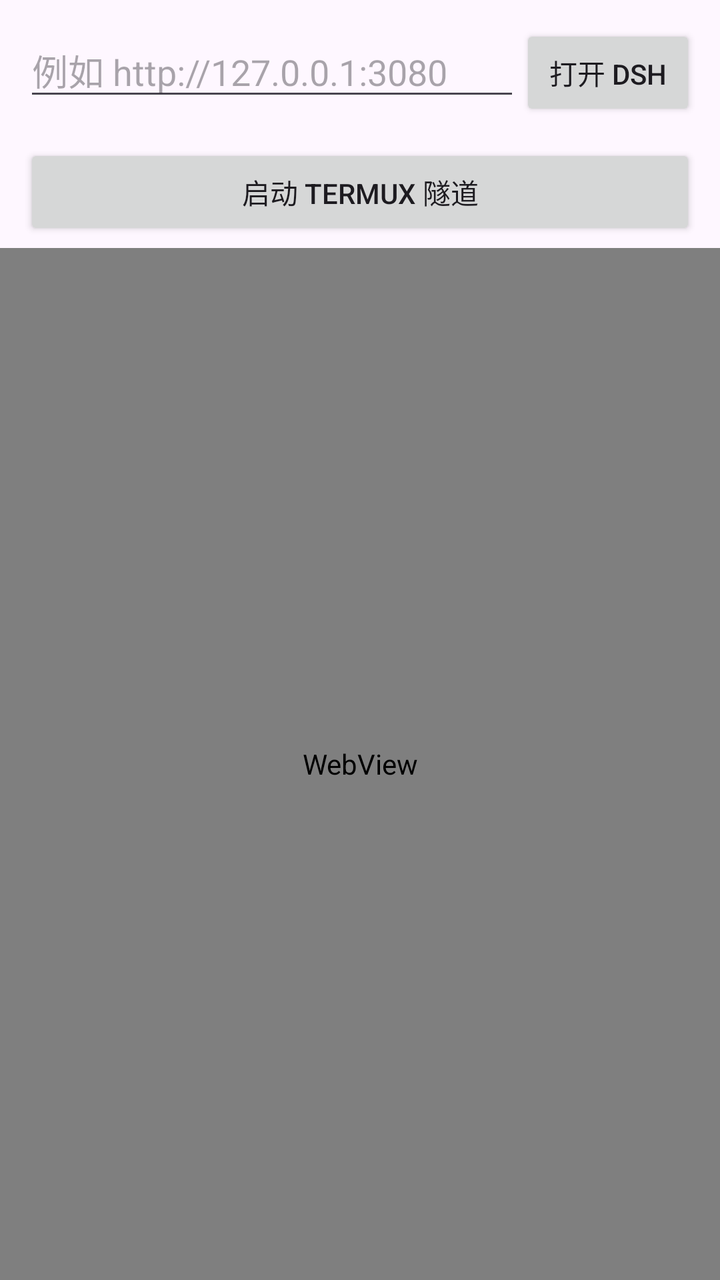
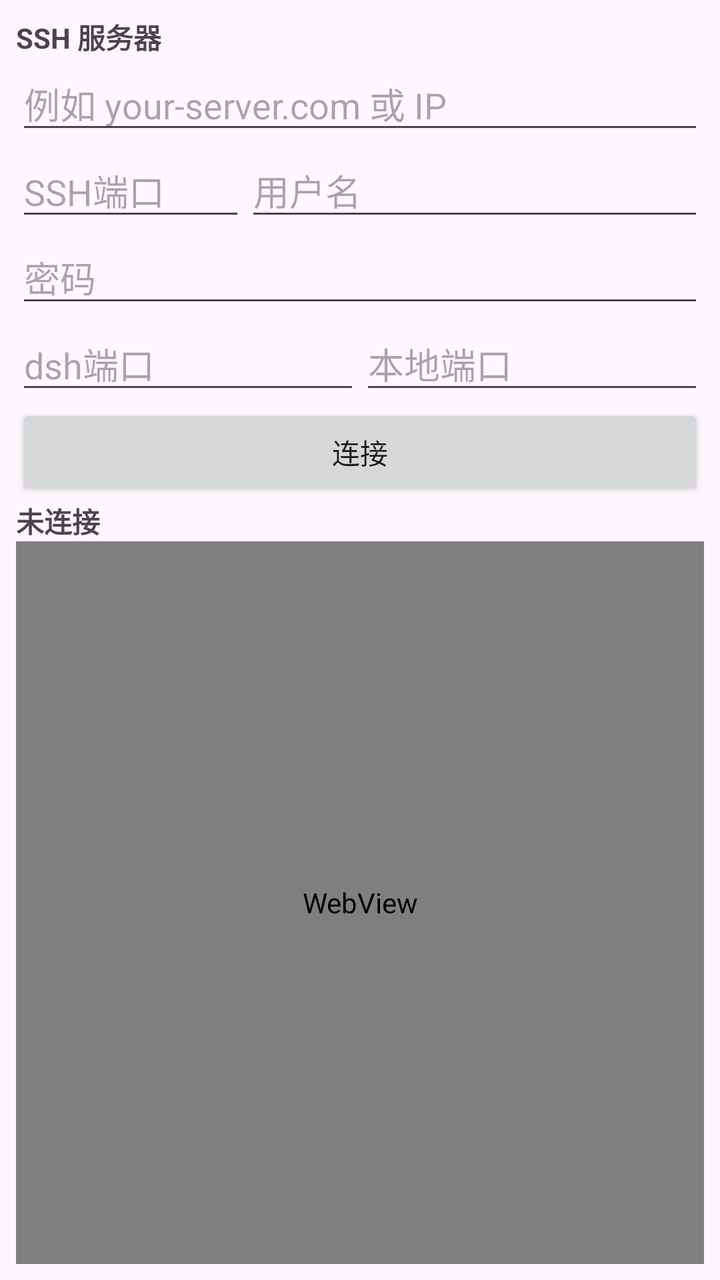

An Android layout rendered at two revisions. The XML below is the earlier revision; the diff shows what the commit changed to produce the second picture.
<!-- AndroidManifest.xml: application theme Theme.DshMobile -->
<!-- res/layout/activity_main.xml -->
<?xml version="1.0" encoding="utf-8"?>
<LinearLayout xmlns:android="http://schemas.android.com/apk/res/android"
    android:layout_width="match_parent"
    android:layout_height="match_parent"
    android:orientation="vertical">

    <LinearLayout
        android:layout_width="match_parent"
        android:layout_height="wrap_content"
        android:orientation="horizontal"
        android:padding="12dp">

        <EditText
            android:id="@+id/urlEditText"
            android:layout_width="0dp"
            android:layout_height="wrap_content"
            android:layout_weight="1"
            android:hint="@string/url_hint"
            android:inputType="textUri"
            android:importantForAutofill="no"
            android:autofillHints="" />

        <Button
            android:id="@+id/openButton"
            android:layout_width="wrap_content"
            android:layout_height="wrap_content"
            android:text="@string/open" />
    </LinearLayout>

    <Button
        android:id="@+id/termuxButton"
        android:layout_width="match_parent"
        android:layout_height="wrap_content"
        android:layout_marginHorizontal="12dp"
        android:layout_marginBottom="4dp"
        android:text="@string/start_termux_tunnel" />

    <WebView
        android:id="@+id/webView"
        android:layout_width="match_parent"
        android:layout_height="0dp"
        android:layout_weight="1" />

</LinearLayout>
<!-- resources referenced by this layout -->
<resources>
  <string name="open">打开 dsh</string>
  <string name="start_termux_tunnel">启动 Termux 隧道</string>
  <string name="url_hint">例如 http://127.0.0.1:3080</string>
  <style name="Theme.DshMobile" parent="Theme.Material3.DayNight.NoActionBar">
          <item name="colorPrimary">@color/dsh_blue</item>
          <item name="colorOnPrimary">@color/white</item>
      </style>
  <color name="dsh_blue">#1E88E5</color>
  <color name="white">#FFFFFF</color>
</resources>

<!-- the commit's change to res/layout/activity_main.xml (unified diff, before → after) -->
@@ -2,38 +2,91 @@
 <LinearLayout xmlns:android="http://schemas.android.com/apk/res/android"
     android:layout_width="match_parent"
     android:layout_height="match_parent"
-    android:orientation="vertical">
+    android:orientation="vertical"
+    android:padding="8dp">
+
+    <TextView
+        android:layout_width="wrap_content"
+        android:layout_height="wrap_content"
+        android:text="@string/label_host"
+        android:textStyle="bold" />
+
+    <EditText
+        android:id="@+id/hostEditText"
+        android:layout_width="match_parent"
+        android:layout_height="wrap_content"
+        android:hint="@string/hint_host"
+        android:inputType="textUri"
+        android:importantForAutofill="no" />
 
     <LinearLayout
         android:layout_width="match_parent"
         android:layout_height="wrap_content"
-        android:orientation="horizontal"
-        android:padding="12dp">
+        android:orientation="horizontal">
 
         <EditText
-            android:id="@+id/urlEditText"
+            android:id="@+id/sshPortEditText"
             android:layout_width="0dp"
             android:layout_height="wrap_content"
             android:layout_weight="1"
-            android:hint="@string/url_hint"
-            android:inputType="textUri"
-            android:importantForAutofill="no"
-            android:autofillHints="" />
+            android:hint="@string/hint_ssh_port"
+            android:inputType="number"
+            android:importantForAutofill="no" />
 
-        <Button
-            android:id="@+id/openButton"
-            android:layout_width="wrap_content"
+        <EditText
+            android:id="@+id/usernameEditText"
+            android:layout_width="0dp"
             android:layout_height="wrap_content"
-            android:text="@string/open" />
+            android:layout_weight="2"
+            android:hint="@string/hint_username"
+            android:inputType="text"
+            android:importantForAutofill="no" />
+    </LinearLayout>
+
+    <EditText
+        android:id="@+id/passwordEditText"
+        android:layout_width="match_parent"
+        android:layout_height="wrap_content"
+        android:hint="@string/hint_password"
+        android:inputType="textPassword"
+        android:importantForAutofill="no" />
+
+    <LinearLayout
+        android:layout_width="match_parent"
+        android:layout_height="wrap_content"
+        android:orientation="horizontal">
+
+        <EditText
+            android:id="@+id/dshPortEditText"
+            android:layout_width="0dp"
+            android:layout_height="wrap_content"
+            android:layout_weight="1"
+            android:hint="@string/hint_dsh_port"
+            android:inputType="number"
+            android:importantForAutofill="no" />
+
+        <EditText
+            android:id="@+id/localPortEditText"
+            android:layout_width="0dp"
+            android:layout_height="wrap_content"
+            android:layout_weight="1"
+            android:hint="@string/hint_local_port"
+            android:inputType="number"
+            android:importantForAutofill="no" />
     </LinearLayout>
 
     <Button
-        android:id="@+id/termuxButton"
+        android:id="@+id/connectButton"
         android:layout_width="match_parent"
         android:layout_height="wrap_content"
-        android:layout_marginHorizontal="12dp"
-        android:layout_marginBottom="4dp"
-        android:text="@string/start_termux_tunnel" />
+        android:text="@string/connect" />
+
+    <TextView
+        android:id="@+id/statusTextView"
+        android:layout_width="match_parent"
+        android:layout_height="wrap_content"
+        android:text="@string/not_connected"
+        android:textStyle="bold" />
 
     <WebView
         android:id="@+id/webView"
<!-- resource entries referenced after the edit -->
@@ -1,8 +1,14 @@
 <!-- resources referenced by this layout -->
 <resources>
-  <string name="open">打开 dsh</string>
-  <string name="start_termux_tunnel">启动 Termux 隧道</string>
-  <string name="url_hint">例如 http://127.0.0.1:3080</string>
+  <string name="connect">连接</string>
+  <string name="hint_dsh_port">dsh端口</string>
+  <string name="hint_host">例如 your-server.com 或 IP</string>
+  <string name="hint_local_port">本地端口</string>
+  <string name="hint_password">密码</string>
+  <string name="hint_ssh_port">SSH端口</string>
+  <string name="hint_username">用户名</string>
+  <string name="label_host">SSH 服务器</string>
+  <string name="not_connected">未连接</string>
   <style name="Theme.DshMobile" parent="Theme.Material3.DayNight.NoActionBar">
           <item name="colorPrimary">@color/dsh_blue</item>
           <item name="colorOnPrimary">@color/white</item>
